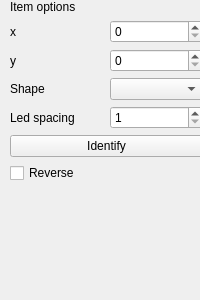
Qt form ui/ItemOptions.ui (Fefedu973/OpenRGBVisualMapPlugin) before a commit.
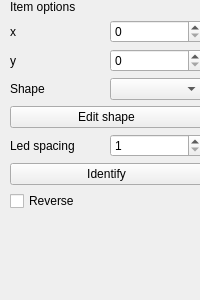
The same form after that commit.

Commit message: Add custom shapes + refactor

Diff of the .ui file:
```diff
--- a/ui/ItemOptions.ui
+++ b/ui/ItemOptions.ui
@@ -19,10 +19,10 @@
      <x>10</x>
      <y>0</y>
      <width>193</width>
-     <height>281</height>
+     <height>322</height>
     </rect>
    </property>
-   <layout class="QVBoxLayout" name="verticalLayout" stretch="0,1,1,1,1,0,1,1">
+   <layout class="QVBoxLayout" name="verticalLayout" stretch="0,1,1,1,0,1,0,1,1">
     <property name="spacing">
      <number>6</number>
     </property>
@@ -83,6 +83,13 @@
       </item>
      </layout>
     </item>
+    <item>
+     <widget class="QPushButton" name="edit_shape_button">
+      <property name="text">
+       <string>Edit shape</string>
+      </property>
+     </widget>
+    </item>
     <item>
      <layout class="QHBoxLayout" name="horizontalLayout_4">
       <item>
```
The commit also changes 28 other files.
